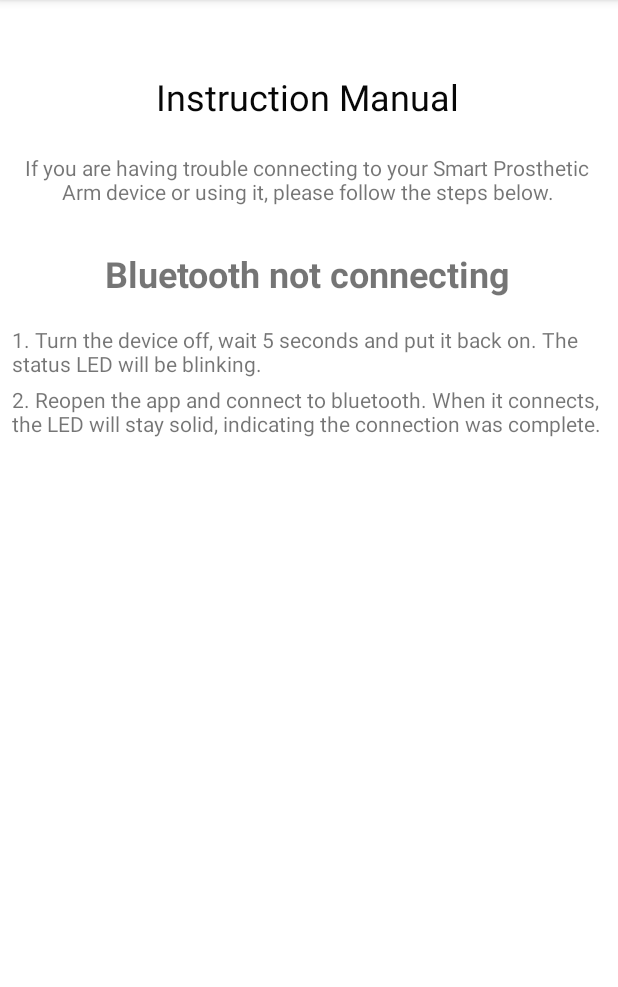
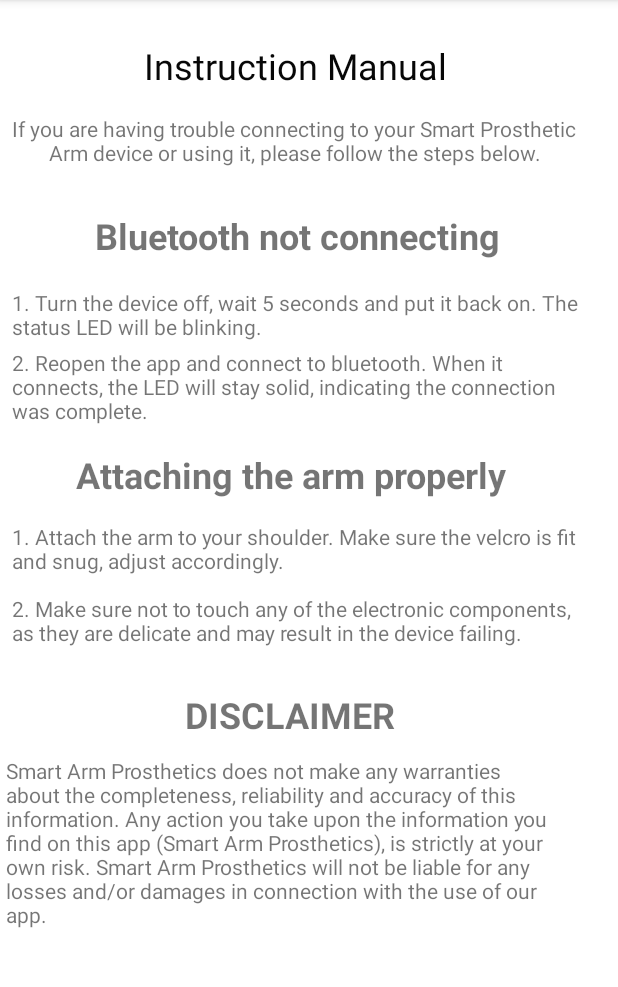
Before and after one commit to KevinSantizo2533/SmartProstheticArm, an Android app: the InstructionActivity screen opened directly, with no data from a screen before it, on a phone screen of 412 x 824 dp, the part 84-1071 px from its top. Run offline under Robolectric (Android 15) with nearby library versions, the phone set to English and light mode, and no system bars.

Commit message:
Added attachment and disclaimer instructions to instruction screen

```diff
--- a/SmartProstheticArm/src/main/res/layout/activity_instruction.xml
+++ b/SmartProstheticArm/src/main/res/layout/activity_instruction.xml
@@ -10,8 +10,8 @@
         android:id="@+id/instructionmanualtitle"
         android:layout_width="wrap_content"
         android:layout_height="wrap_content"
-        android:layout_marginStart="104dp"
-        android:layout_marginTop="48dp"
+        android:layout_marginStart="96dp"
+        android:layout_marginTop="27dp"
         android:text="@string/instruction_title"
         android:textColor="#070707"
         android:textSize="24sp"
@@ -20,45 +20,104 @@
 
     <TextView
         android:id="@+id/instruction_subtext"
-        android:layout_width="394dp"
-        android:layout_height="35dp"
-        android:layout_marginStart="8dp"
-        android:layout_marginTop="21dp"
+        android:layout_width="378dp"
+        android:layout_height="53dp"
+        android:layout_marginStart="7dp"
+        android:layout_marginTop="7dp"
         android:gravity="center"
         android:text="@string/instruction_subtext"
         app:layout_constraintStart_toStartOf="parent"
         app:layout_constraintTop_toBottomOf="@+id/instructionmanualtitle" />
 
     <TextView
+        android:id="@+id/instruction_arm_step1"
+        android:layout_width="379dp"
+        android:layout_height="36dp"
+        android:layout_marginStart="8dp"
+        android:layout_marginTop="288dp"
+        android:gravity="left"
+        android:text="@string/instruction_attach_step1"
+        app:layout_constraintStart_toStartOf="parent"
+        app:layout_constraintTop_toBottomOf="@+id/instructionmanualtitle" />
+
+    <TextView
+        android:id="@+id/instruction_arm_step2"
+        android:layout_width="373dp"
+        android:layout_height="55dp"
+        android:layout_marginStart="8dp"
+        android:layout_marginTop="336dp"
+        android:gravity="left"
+        android:text="@string/instruction_attach_step2"
+        app:layout_constraintStart_toStartOf="parent"
+        app:layout_constraintTop_toBottomOf="@+id/instructionmanualtitle" />
+
+    <TextView
+        android:id="@+id/instruction_arm_step"
+        android:layout_width="376dp"
+        android:layout_height="123dp"
+        android:layout_marginStart="4dp"
+        android:layout_marginTop="444dp"
+        android:gravity="left"
+        android:text="@string/instruction_disclaimer_warning"
+        app:layout_constraintStart_toStartOf="parent"
+        app:layout_constraintTop_toBottomOf="@+id/instructionmanualtitle" />
+
+    <TextView
+        android:id="@+id/instruction_attacharm"
+        android:layout_width="372dp"
+        android:layout_height="33dp"
+        android:layout_marginStart="8dp"
+        android:layout_marginTop="240dp"
+        android:gravity="center"
+        android:text="@string/instruction_attach_title"
+        android:textSize="24sp"
+        android:textStyle="bold"
+        app:layout_constraintStart_toStartOf="parent"
+        app:layout_constraintTop_toBottomOf="@+id/instructionmanualtitle" />
+
+    <TextView
         android:id="@+id/instruction_subtext3"
-        android:layout_width="394dp"
+        android:layout_width="379dp"
         android:layout_height="35dp"
         android:layout_marginStart="8dp"
-        android:layout_marginTop="136dp"
+        android:layout_marginTop="132dp"
         android:gravity="left"
         android:text="@string/instruction_bt_text"
         app:layout_constraintStart_toStartOf="parent"
         app:layout_constraintTop_toBottomOf="@+id/instructionmanualtitle" />
 
     <TextView
+        android:id="@+id/instruction_subtext2"
+        android:layout_width="380dp"
+        android:layout_height="34dp"
+        android:layout_marginStart="8dp"
+        android:layout_marginTop="80dp"
+        android:gravity="center"
+        android:text="@string/instruction_bt"
+        android:textSize="24sp"
+        android:textStyle="bold"
+        app:layout_constraintStart_toStartOf="parent"
+        app:layout_constraintTop_toBottomOf="@+id/instructionmanualtitle" />
+
+    <TextView
         android:id="@+id/instruction_subtext4"
-        android:layout_width="394dp"
-        android:layout_height="35dp"
+        android:layout_width="381dp"
+        android:layout_height="55dp"
         android:layout_marginStart="8dp"
-        android:layout_marginTop="176dp"
+        android:layout_marginTop="172dp"
         android:gravity="left"
         android:text="@string/instruction_bt_Text2"
         app:layout_constraintStart_toStartOf="parent"
         app:layout_constraintTop_toBottomOf="@+id/instructionmanualtitle" />
 
     <TextView
-        android:id="@+id/instruction_subtext2"
-        android:layout_width="394dp"
-        android:layout_height="35dp"
-        android:layout_marginStart="8dp"
-        android:layout_marginTop="84dp"
+        android:id="@+id/instruction_attacharm2"
+        android:layout_width="379dp"
+        android:layout_height="32dp"
+        android:layout_marginStart="4dp"
+        android:layout_marginTop="400dp"
         android:gravity="center"
-        android:text="@string/instruction_bt"
+        android:text="@string/instruction_disclaimer"
         android:textSize="24sp"
         android:textStyle="bold"
         app:layout_constraintStart_toStartOf="parent"
--- a/SmartProstheticArm/src/main/res/values/strings.xml
+++ b/SmartProstheticArm/src/main/res/values/strings.xml
@@ -157,6 +157,11 @@
     <string name="instruction_bt">Bluetooth not connecting</string>
     <string name="instruction_bt_text">1. Turn the device off, wait 5 seconds and put it back on. The status LED will be blinking.</string>
     <string name="instruction_bt_Text2">2. Reopen the app and connect to bluetooth. When it connects, the LED will stay solid, indicating the connection was complete.</string>
+    <string name="instruction_attach_step1">1. Attach the arm to your shoulder. Make sure the velcro is fit and snug, adjust accordingly.</string>
+    <string name="instruction_attach_step2">2. Make sure not to touch any of the electronic components, as they are delicate and may result in the device failing.</string>
+    <string name="instruction_attach_title">Attaching the arm properly</string>
+    <string name="instruction_disclaimer">DISCLAIMER</string>
+    <string name="instruction_disclaimer_warning">Smart Arm Prosthetics does not make any warranties about the completeness, reliability and accuracy of this information. Any action you take upon the information you find on this app (Smart Arm Prosthetics), is strictly at your own risk. Smart Arm Prosthetics will not be liable for any losses and/or damages in connection with the use of our app.</string>
 
     <!-- Preference Titles -->
 
```
